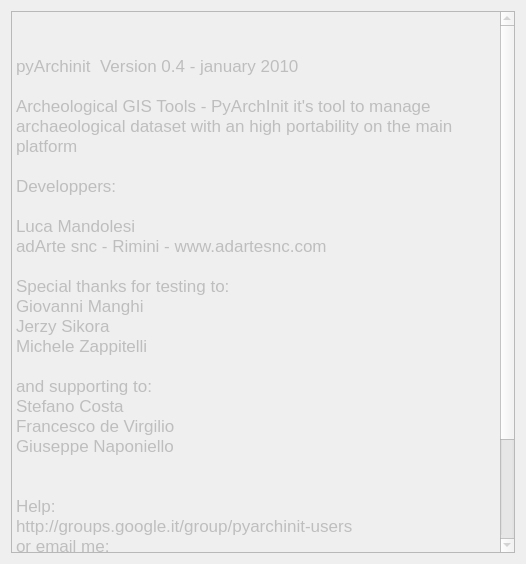
First picture: the form in pyarchinit/modules/gui/info.ui, repository mandoluca/pyarchinit_beta_test, before the edit.
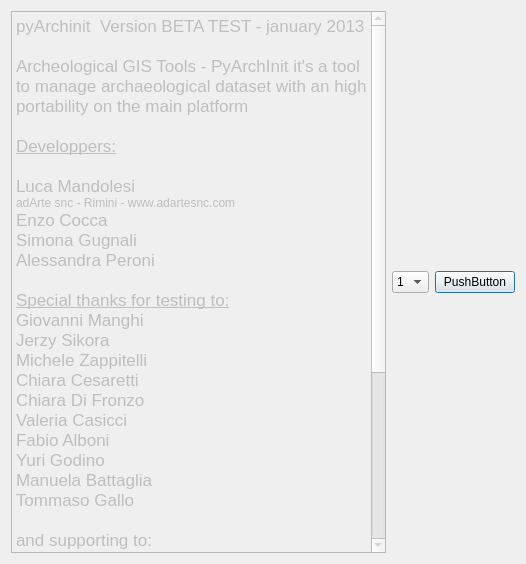
Second picture: the form after the edit. Icons and pictures are not drawn.

What changed in the file:
```diff
--- a/pyarchinit/modules/gui/info.ui
+++ b/pyarchinit/modules/gui/info.ui
@@ -26,41 +26,74 @@
       <string>&lt;!DOCTYPE HTML PUBLIC &quot;-//W3C//DTD HTML 4.0//EN&quot; &quot;http://www.w3.org/TR/REC-html40/strict.dtd&quot;&gt;
 &lt;html&gt;&lt;head&gt;&lt;meta name=&quot;qrichtext&quot; content=&quot;1&quot; /&gt;&lt;style type=&quot;text/css&quot;&gt;
 p, li { white-space: pre-wrap; }
-&lt;/style&gt;&lt;/head&gt;&lt;body style=&quot; font-family:'Lucida Grande'; font-size:13pt; font-weight:400; font-style:normal;&quot;&gt;
-&lt;p style=&quot; margin-top:0px; margin-bottom:0px; margin-left:0px; margin-right:0px; -qt-block-indent:0; text-indent:0px;&quot;&gt;&lt;img src=&quot;:/images/banner.png&quot; /&gt;&lt;/p&gt;
-&lt;p style=&quot;-qt-paragraph-type:empty; margin-top:0px; margin-bottom:0px; margin-left:0px; margin-right:0px; -qt-block-indent:0; text-indent:0px;&quot;&gt;&lt;/p&gt;
-&lt;p style=&quot; margin-top:0px; margin-bottom:0px; margin-left:0px; margin-right:0px; -qt-block-indent:0; text-indent:0px;&quot;&gt;pyArchinit  Version 0.4 - january 2010&lt;/p&gt;
-&lt;p style=&quot;-qt-paragraph-type:empty; margin-top:0px; margin-bottom:0px; margin-left:0px; margin-right:0px; -qt-block-indent:0; text-indent:0px;&quot;&gt;&lt;/p&gt;
-&lt;p style=&quot; margin-top:0px; margin-bottom:0px; margin-left:0px; margin-right:0px; -qt-block-indent:0; text-indent:0px;&quot;&gt;Archeological GIS Tools - PyArchInit it's tool to manage archaeological dataset with an high portability on the main platform&lt;/p&gt;
-&lt;p style=&quot;-qt-paragraph-type:empty; margin-top:0px; margin-bottom:0px; margin-left:0px; margin-right:0px; -qt-block-indent:0; text-indent:0px;&quot;&gt;&lt;/p&gt;
-&lt;p style=&quot; margin-top:0px; margin-bottom:0px; margin-left:0px; margin-right:0px; -qt-block-indent:0; text-indent:0px;&quot;&gt;Developpers:&lt;/p&gt;
-&lt;p style=&quot;-qt-paragraph-type:empty; margin-top:0px; margin-bottom:0px; margin-left:0px; margin-right:0px; -qt-block-indent:0; text-indent:0px;&quot;&gt;&lt;/p&gt;
-&lt;p style=&quot; margin-top:0px; margin-bottom:0px; margin-left:0px; margin-right:0px; -qt-block-indent:0; text-indent:0px;&quot;&gt;Luca Mandolesi&lt;/p&gt;
-&lt;p style=&quot; margin-top:0px; margin-bottom:0px; margin-left:0px; margin-right:0px; -qt-block-indent:0; text-indent:0px;&quot;&gt;adArte snc - Rimini - www.adartesnc.com&lt;/p&gt;
-&lt;p style=&quot;-qt-paragraph-type:empty; margin-top:0px; margin-bottom:0px; margin-left:0px; margin-right:0px; -qt-block-indent:0; text-indent:0px;&quot;&gt;&lt;/p&gt;
-&lt;p style=&quot; margin-top:0px; margin-bottom:0px; margin-left:0px; margin-right:0px; -qt-block-indent:0; text-indent:0px;&quot;&gt;Special thanks for testing to:&lt;/p&gt;
-&lt;p style=&quot; margin-top:0px; margin-bottom:0px; margin-left:0px; margin-right:0px; -qt-block-indent:0; text-indent:0px;&quot;&gt;Giovanni Manghi&lt;/p&gt;
-&lt;p style=&quot; margin-top:0px; margin-bottom:0px; margin-left:0px; margin-right:0px; -qt-block-indent:0; text-indent:0px;&quot;&gt;Jerzy Sikora&lt;/p&gt;
-&lt;p style=&quot; margin-top:0px; margin-bottom:0px; margin-left:0px; margin-right:0px; -qt-block-indent:0; text-indent:0px;&quot;&gt;Michele Zappitelli&lt;/p&gt;
-&lt;p style=&quot;-qt-paragraph-type:empty; margin-top:0px; margin-bottom:0px; margin-left:0px; margin-right:0px; -qt-block-indent:0; text-indent:0px;&quot;&gt;&lt;/p&gt;
-&lt;p style=&quot; margin-top:0px; margin-bottom:0px; margin-left:0px; margin-right:0px; -qt-block-indent:0; text-indent:0px;&quot;&gt;and supporting to:&lt;/p&gt;
-&lt;p style=&quot; margin-top:0px; margin-bottom:0px; margin-left:0px; margin-right:0px; -qt-block-indent:0; text-indent:0px;&quot;&gt;Stefano Costa&lt;/p&gt;
-&lt;p style=&quot; margin-top:0px; margin-bottom:0px; margin-left:0px; margin-right:0px; -qt-block-indent:0; text-indent:0px;&quot;&gt;Francesco de Virgilio&lt;/p&gt;
-&lt;p style=&quot; margin-top:0px; margin-bottom:0px; margin-left:0px; margin-right:0px; -qt-block-indent:0; text-indent:0px;&quot;&gt;Giuseppe Naponiello&lt;/p&gt;
-&lt;p style=&quot;-qt-paragraph-type:empty; margin-top:0px; margin-bottom:0px; margin-left:0px; margin-right:0px; -qt-block-indent:0; text-indent:0px;&quot;&gt;&lt;/p&gt;
-&lt;p style=&quot;-qt-paragraph-type:empty; margin-top:0px; margin-bottom:0px; margin-left:0px; margin-right:0px; -qt-block-indent:0; text-indent:0px;&quot;&gt;&lt;/p&gt;
-&lt;p style=&quot; margin-top:0px; margin-bottom:0px; margin-left:0px; margin-right:0px; -qt-block-indent:0; text-indent:0px;&quot;&gt;Help:&lt;/p&gt;
-&lt;p style=&quot; margin-top:0px; margin-bottom:0px; margin-left:0px; margin-right:0px; -qt-block-indent:0; text-indent:0px;&quot;&gt;http://groups.google.it/group/pyarchinit-users&lt;/p&gt;
-&lt;p style=&quot; margin-top:0px; margin-bottom:0px; margin-left:0px; margin-right:0px; -qt-block-indent:0; text-indent:0px;&quot;&gt;or email me:&lt;/p&gt;
-&lt;p style=&quot; margin-top:0px; margin-bottom:0px; margin-left:0px; margin-right:0px; -qt-block-indent:0; text-indent:0px;&quot;&gt;pyarchinit@gmail.com&lt;/p&gt;
-&lt;p style=&quot;-qt-paragraph-type:empty; margin-top:0px; margin-bottom:0px; margin-left:0px; margin-right:0px; -qt-block-indent:0; text-indent:0px;&quot;&gt;&lt;/p&gt;
-&lt;p style=&quot; margin-top:0px; margin-bottom:0px; margin-left:0px; margin-right:0px; -qt-block-indent:0; text-indent:0px;&quot;&gt;Site:&lt;/p&gt;
-&lt;p style=&quot; margin-top:0px; margin-bottom:0px; margin-left:0px; margin-right:0px; -qt-block-indent:0; text-indent:0px;&quot;&gt;pyarchinit.altervista.org&lt;/p&gt;
-&lt;p style=&quot;-qt-paragraph-type:empty; margin-top:0px; margin-bottom:0px; margin-left:0px; margin-right:0px; -qt-block-indent:0; text-indent:0px;&quot;&gt;&lt;/p&gt;
-&lt;p style=&quot;-qt-paragraph-type:empty; margin-top:0px; margin-bottom:0px; margin-left:0px; margin-right:0px; -qt-block-indent:0; text-indent:0px;&quot;&gt;&lt;/p&gt;&lt;/body&gt;&lt;/html&gt;</string>
+&lt;/style&gt;&lt;/head&gt;&lt;body style=&quot; font-family:'MS Shell Dlg 2'; font-size:8.25pt; font-weight:400; font-style:normal;&quot;&gt;
+&lt;p style=&quot; margin-top:0px; margin-bottom:0px; margin-left:0px; margin-right:0px; -qt-block-indent:0; text-indent:0px;&quot;&gt;&lt;span style=&quot; font-family:'Lucida Grande'; font-size:13pt;&quot;&gt;pyArchinit  Version BETA TEST - january 2013&lt;/span&gt;&lt;/p&gt;
+&lt;p style=&quot;-qt-paragraph-type:empty; margin-top:0px; margin-bottom:0px; margin-left:0px; margin-right:0px; -qt-block-indent:0; text-indent:0px; font-family:'Lucida Grande'; font-size:13pt;&quot;&gt;&lt;br /&gt;&lt;/p&gt;
+&lt;p style=&quot; margin-top:0px; margin-bottom:0px; margin-left:0px; margin-right:0px; -qt-block-indent:0; text-indent:0px;&quot;&gt;&lt;span style=&quot; font-family:'Lucida Grande'; font-size:13pt;&quot;&gt;Archeological GIS Tools - PyArchInit it's a tool to manage archaeological dataset with an high portability on the main platform&lt;/span&gt;&lt;/p&gt;
+&lt;p style=&quot;-qt-paragraph-type:empty; margin-top:0px; margin-bottom:0px; margin-left:0px; margin-right:0px; -qt-block-indent:0; text-indent:0px; font-family:'Lucida Grande'; font-size:13pt;&quot;&gt;&lt;br /&gt;&lt;/p&gt;
+&lt;p style=&quot; margin-top:0px; margin-bottom:0px; margin-left:0px; margin-right:0px; -qt-block-indent:0; text-indent:0px;&quot;&gt;&lt;span style=&quot; font-family:'Lucida Grande'; font-size:13pt; text-decoration: underline;&quot;&gt;Developpers:&lt;/span&gt;&lt;/p&gt;
+&lt;p style=&quot;-qt-paragraph-type:empty; margin-top:0px; margin-bottom:0px; margin-left:0px; margin-right:0px; -qt-block-indent:0; text-indent:0px; font-family:'Lucida Grande'; font-size:13pt;&quot;&gt;&lt;br /&gt;&lt;/p&gt;
+&lt;p style=&quot; margin-top:0px; margin-bottom:0px; margin-left:0px; margin-right:0px; -qt-block-indent:0; text-indent:0px;&quot;&gt;&lt;span style=&quot; font-family:'Lucida Grande'; font-size:13pt;&quot;&gt;Luca Mandolesi&lt;/span&gt;&lt;/p&gt;
+&lt;p style=&quot; margin-top:0px; margin-bottom:0px; margin-left:0px; margin-right:0px; -qt-block-indent:0; text-indent:0px;&quot;&gt;&lt;span style=&quot; font-family:'Lucida Grande'; font-size:9pt;&quot;&gt;adArte snc - Rimini - www.adartesnc.com&lt;/span&gt;&lt;/p&gt;
+&lt;p style=&quot; margin-top:0px; margin-bottom:0px; margin-left:0px; margin-right:0px; -qt-block-indent:0; text-indent:0px;&quot;&gt;&lt;span style=&quot; font-family:'Lucida Grande'; font-size:13pt;&quot;&gt;Enzo Cocca&lt;/span&gt;&lt;/p&gt;
+&lt;p style=&quot; margin-top:0px; margin-bottom:0px; margin-left:0px; margin-right:0px; -qt-block-indent:0; text-indent:0px;&quot;&gt;&lt;span style=&quot; font-family:'Lucida Grande'; font-size:13pt;&quot;&gt;Simona Gugnali&lt;/span&gt;&lt;/p&gt;
+&lt;p style=&quot; margin-top:0px; margin-bottom:0px; margin-left:0px; margin-right:0px; -qt-block-indent:0; text-indent:0px;&quot;&gt;&lt;span style=&quot; font-family:'Lucida Grande'; font-size:13pt;&quot;&gt;Alessandra Peroni&lt;/span&gt;&lt;/p&gt;
+&lt;p style=&quot;-qt-paragraph-type:empty; margin-top:0px; margin-bottom:0px; margin-left:0px; margin-right:0px; -qt-block-indent:0; text-indent:0px; font-family:'Lucida Grande'; font-size:13pt;&quot;&gt;&lt;br /&gt;&lt;/p&gt;
+&lt;p style=&quot; margin-top:0px; margin-bottom:0px; margin-left:0px; margin-right:0px; -qt-block-indent:0; text-indent:0px;&quot;&gt;&lt;span style=&quot; font-family:'Lucida Grande'; font-size:13pt; text-decoration: underline;&quot;&gt;Special thanks for testing to:&lt;/span&gt;&lt;/p&gt;
+&lt;p style=&quot; margin-top:0px; margin-bottom:0px; margin-left:0px; margin-right:0px; -qt-block-indent:0; text-indent:0px;&quot;&gt;&lt;span style=&quot; font-family:'Lucida Grande'; font-size:13pt;&quot;&gt;Giovanni Manghi&lt;/span&gt;&lt;/p&gt;
+&lt;p style=&quot; margin-top:0px; margin-bottom:0px; margin-left:0px; margin-right:0px; -qt-block-indent:0; text-indent:0px;&quot;&gt;&lt;span style=&quot; font-family:'Lucida Grande'; font-size:13pt;&quot;&gt;Jerzy Sikora&lt;/span&gt;&lt;/p&gt;
+&lt;p style=&quot; margin-top:0px; margin-bottom:0px; margin-left:0px; margin-right:0px; -qt-block-indent:0; text-indent:0px;&quot;&gt;&lt;span style=&quot; font-family:'Lucida Grande'; font-size:13pt;&quot;&gt;Michele Zappitelli&lt;/span&gt;&lt;/p&gt;
+&lt;p style=&quot; margin-top:0px; margin-bottom:0px; margin-left:0px; margin-right:0px; -qt-block-indent:0; text-indent:0px;&quot;&gt;&lt;span style=&quot; font-family:'Lucida Grande'; font-size:13pt;&quot;&gt;Chiara Cesaretti&lt;/span&gt;&lt;/p&gt;
+&lt;p style=&quot; margin-top:0px; margin-bottom:0px; margin-left:0px; margin-right:0px; -qt-block-indent:0; text-indent:0px;&quot;&gt;&lt;span style=&quot; font-family:'Lucida Grande'; font-size:13pt;&quot;&gt;Chiara Di Fronzo&lt;/span&gt;&lt;/p&gt;
+&lt;p style=&quot; margin-top:0px; margin-bottom:0px; margin-left:0px; margin-right:0px; -qt-block-indent:0; text-indent:0px;&quot;&gt;&lt;span style=&quot; font-family:'Lucida Grande'; font-size:13pt;&quot;&gt;Valeria Casicci&lt;/span&gt;&lt;/p&gt;
+&lt;p style=&quot; margin-top:0px; margin-bottom:0px; margin-left:0px; margin-right:0px; -qt-block-indent:0; text-indent:0px;&quot;&gt;&lt;span style=&quot; font-family:'Lucida Grande'; font-size:13pt;&quot;&gt;Fabio Alboni&lt;/span&gt;&lt;/p&gt;
+&lt;p style=&quot; margin-top:0px; margin-bottom:0px; margin-left:0px; margin-right:0px; -qt-block-indent:0; text-indent:0px;&quot;&gt;&lt;span style=&quot; font-family:'Lucida Grande'; font-size:13pt;&quot;&gt;Yuri Godino&lt;/span&gt;&lt;/p&gt;
+&lt;p style=&quot; margin-top:0px; margin-bottom:0px; margin-left:0px; margin-right:0px; -qt-block-indent:0; text-indent:0px;&quot;&gt;&lt;span style=&quot; font-family:'Lucida Grande'; font-size:13pt;&quot;&gt;Manuela Battaglia&lt;/span&gt;&lt;/p&gt;
+&lt;p style=&quot; margin-top:0px; margin-bottom:0px; margin-left:0px; margin-right:0px; -qt-block-indent:0; text-indent:0px;&quot;&gt;&lt;span style=&quot; font-family:'Lucida Grande'; font-size:13pt;&quot;&gt;Tommaso Gallo&lt;/span&gt;&lt;/p&gt;
+&lt;p style=&quot;-qt-paragraph-type:empty; margin-top:0px; margin-bottom:0px; margin-left:0px; margin-right:0px; -qt-block-indent:0; text-indent:0px; font-family:'Lucida Grande'; font-size:13pt;&quot;&gt;&lt;br /&gt;&lt;/p&gt;
+&lt;p style=&quot; margin-top:0px; margin-bottom:0px; margin-left:0px; margin-right:0px; -qt-block-indent:0; text-indent:0px;&quot;&gt;&lt;span style=&quot; font-family:'Lucida Grande'; font-size:13pt;&quot;&gt;and supporting to:&lt;/span&gt;&lt;/p&gt;
+&lt;p style=&quot; margin-top:0px; margin-bottom:0px; margin-left:0px; margin-right:0px; -qt-block-indent:0; text-indent:0px;&quot;&gt;&lt;span style=&quot; font-family:'Lucida Grande'; font-size:13pt;&quot;&gt;Stefano Costa&lt;/span&gt;&lt;/p&gt;
+&lt;p style=&quot; margin-top:0px; margin-bottom:0px; margin-left:0px; margin-right:0px; -qt-block-indent:0; text-indent:0px;&quot;&gt;&lt;span style=&quot; font-family:'Lucida Grande'; font-size:13pt;&quot;&gt;Francesco de Virgilio&lt;/span&gt;&lt;/p&gt;
+&lt;p style=&quot; margin-top:0px; margin-bottom:0px; margin-left:0px; margin-right:0px; -qt-block-indent:0; text-indent:0px;&quot;&gt;&lt;span style=&quot; font-family:'Lucida Grande'; font-size:13pt;&quot;&gt;Giuseppe Naponiello&lt;/span&gt;&lt;/p&gt;
+&lt;p style=&quot;-qt-paragraph-type:empty; margin-top:0px; margin-bottom:0px; margin-left:0px; margin-right:0px; -qt-block-indent:0; text-indent:0px; font-family:'Lucida Grande'; font-size:13pt;&quot;&gt;&lt;br /&gt;&lt;/p&gt;
+&lt;p style=&quot; margin-top:0px; margin-bottom:0px; margin-left:0px; margin-right:0px; -qt-block-indent:0; text-indent:0px;&quot;&gt;&lt;span style=&quot; font-family:'Lucida Grande'; font-size:13pt; font-weight:600;&quot;&gt;Help:&lt;/span&gt;&lt;/p&gt;
+&lt;p style=&quot; margin-top:0px; margin-bottom:0px; margin-left:0px; margin-right:0px; -qt-block-indent:0; text-indent:0px;&quot;&gt;&lt;span style=&quot; font-family:'Lucida Grande'; font-size:13pt;&quot;&gt;http://groups.google.it/group/pyarchinit-users&lt;/span&gt;&lt;/p&gt;
+&lt;p style=&quot; margin-top:0px; margin-bottom:0px; margin-left:0px; margin-right:0px; -qt-block-indent:0; text-indent:0px;&quot;&gt;&lt;span style=&quot; font-family:'Lucida Grande'; font-size:13pt;&quot;&gt;or email me:&lt;/span&gt;&lt;/p&gt;
+&lt;p style=&quot; margin-top:0px; margin-bottom:0px; margin-left:0px; margin-right:0px; -qt-block-indent:0; text-indent:0px;&quot;&gt;&lt;span style=&quot; font-family:'Lucida Grande'; font-size:13pt;&quot;&gt;pyarchinit@gmail.com&lt;/span&gt;&lt;/p&gt;
+&lt;p style=&quot;-qt-paragraph-type:empty; margin-top:0px; margin-bottom:0px; margin-left:0px; margin-right:0px; -qt-block-indent:0; text-indent:0px; font-family:'Lucida Grande'; font-size:13pt;&quot;&gt;&lt;br /&gt;&lt;/p&gt;
+&lt;p style=&quot; margin-top:0px; margin-bottom:0px; margin-left:0px; margin-right:0px; -qt-block-indent:0; text-indent:0px;&quot;&gt;&lt;span style=&quot; font-family:'Lucida Grande'; font-size:13pt;&quot;&gt;Site:&lt;/span&gt;&lt;/p&gt;
+&lt;p style=&quot; margin-top:0px; margin-bottom:0px; margin-left:0px; margin-right:0px; -qt-block-indent:0; text-indent:0px;&quot;&gt;&lt;a href=&quot;https://sites.google.com/site/pyarchinit/&quot;&gt;&lt;span style=&quot; font-size:10pt; text-decoration: underline; color:#0000ff;&quot;&gt;https://sites.google.com/site/pyarchinit/&lt;/span&gt;&lt;/a&gt;&lt;/p&gt;
+&lt;p style=&quot;-qt-paragraph-type:empty; margin-top:0px; margin-bottom:0px; margin-left:0px; margin-right:0px; -qt-block-indent:0; text-indent:0px; font-family:'Lucida Grande'; font-size:13pt;&quot;&gt;&lt;br /&gt;&lt;/p&gt;
+&lt;p style=&quot;-qt-paragraph-type:empty; margin-top:0px; margin-bottom:0px; margin-left:0px; margin-right:0px; -qt-block-indent:0; text-indent:0px; font-family:'Lucida Grande'; font-size:13pt;&quot;&gt;&lt;br /&gt;&lt;/p&gt;&lt;/body&gt;&lt;/html&gt;</string>
      </property>
     </widget>
    </item>
+   <item row="0" column="2">
+    <widget class="QPushButton" name="pushButton">
+     <property name="text">
+      <string>PushButton</string>
+     </property>
+    </widget>
+   </item>
+   <item row="0" column="1">
+    <widget class="QComboBox" name="comboBox_valori">
+     <item>
+      <property name="text">
+       <string>1</string>
+      </property>
+     </item>
+     <item>
+      <property name="text">
+       <string>2</string>
+      </property>
+     </item>
+     <item>
+      <property name="text">
+       <string>3</string>
+      </property>
+     </item>
+    </widget>
+   </item>
   </layout>
  </widget>
  <resources>
```
